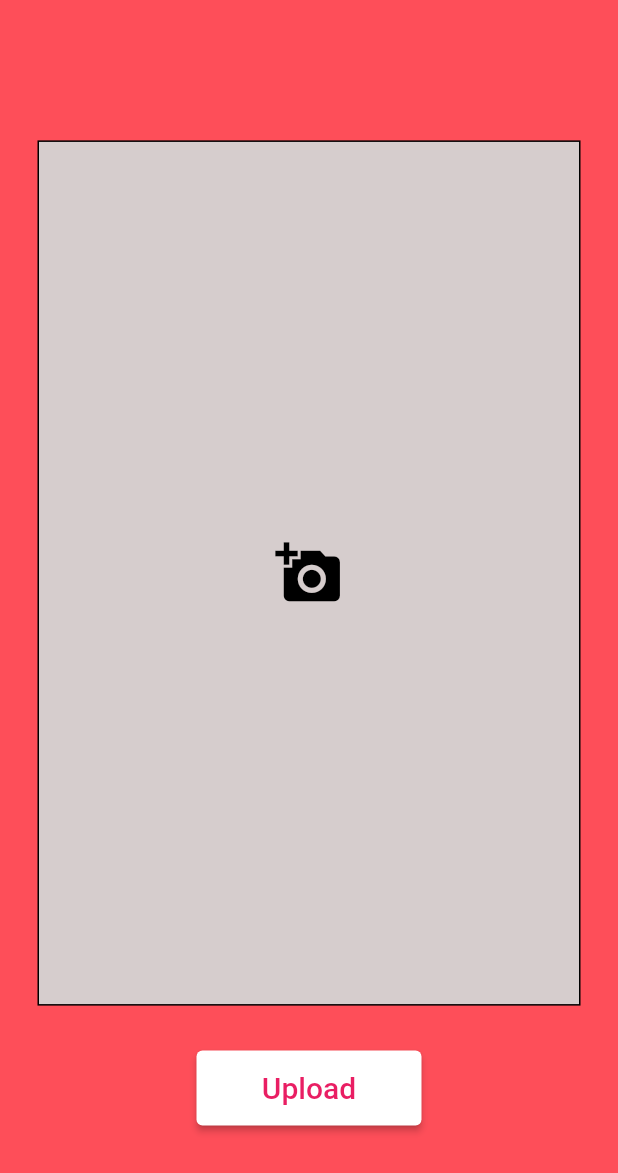
After one commit to ank809/Hospital_Management, a Flutter app: the UploadDetails screen opened directly, after a tap on the "add a photo" icon, on a phone screen of 412 x 824 dp. The commit adds this screen. Shown: the top 1173 px of the screen. Run offline on Flutter 3.47's test engine with Material 2 defaults, Android fonts, the phone set to English and light mode, and no system bars; our stand-ins replace cloud_firestore, firebase_core, get, image_picker; accounts and stored records are empty.

Commit message:
upload prescription feature added

```diff
--- /dev/null
+++ b/lib/controllers/pick_image.dart
@@ -0,0 +1,12 @@
+
+import 'package:image_picker/image_picker.dart';
+
+class Pick_Image {
+  static Future<XFile?> pickFile() async {
+    final returnedImage =
+        await ImagePicker().pickImage(source: ImageSource.gallery);
+    if (returnedImage != null) {
+      return returnedImage;
+    }
+  }
+}
--- /dev/null
+++ b/lib/view/screens/upload_detail.dart
@@ -0,0 +1,74 @@
+import 'dart:io';
+
+import 'package:flutter/material.dart';
+import 'package:hospital_app/controllers/pick_image.dart';
+
+class UploadDetails extends StatefulWidget {
+  const UploadDetails({Key? key});
+
+  @override
+  _UploadDetailsState createState() => _UploadDetailsState();
+}
+
+class _UploadDetailsState extends State<UploadDetails> {
+  File? imgpath;
+
+  @override
+  Widget build(BuildContext context) {
+    return Scaffold(
+      body: Container(
+        color: const Color.fromARGB(255, 254, 78, 89),
+        child: Column(
+          mainAxisAlignment: MainAxisAlignment.center,
+          children: [
+            Container(
+              decoration: BoxDecoration(
+                color: const Color.fromARGB(255, 214, 205, 205),
+                border: Border.all(color: Colors.black),
+              ),
+              height: MediaQuery.of(context).size.height * 0.7,
+              width: MediaQuery.of(context).size.width,
+              margin: const EdgeInsets.symmetric(horizontal: 25).copyWith(top: 20),
+              child: imgpath != null
+                  ? Image.file(
+                      imgpath!,
+                      fit: BoxFit.cover,
+                    )
+                  : Center(
+                      child: InkWell(
+                        onTap: () async {
+                          final newimgpath = await Pick_Image.pickFile();
+                          if (newimgpath != null) {
+                            setState(() {
+                              imgpath = File(newimgpath.path);
+                            });
+                          }
+                        },
+                        child: const Icon(
+                          Icons.add_a_photo,
+                          size: 45,
+                          color: Colors.black,
+                        ),
+                      ),
+                    ),
+            ),
+           const SizedBox(
+              height: 30.0,
+            ),
+            SizedBox(
+                height: 50.0,
+                width: 150.0,
+                child: ElevatedButton(
+                    style:
+                        ElevatedButton.styleFrom(backgroundColor: Colors.white),
+                    onPressed: () {},
+                    child: const Text(
+                      'Upload',
+                      style: TextStyle(fontSize: 20.0, color: Colors.pink),
+                    )))
+          ],
+        ),
+      ),
+    );
+  }
+}
--- a/pubspec.yaml
+++ b/pubspec.yaml
@@ -38,6 +38,7 @@ dependencies:
   cloud_firestore: ^4.12.1
   firebase_auth: ^4.12.0
   firebase_core: ^2.20.0
+  image_picker: ^1.0.4
   get: ^4.6.6
 
 dev_dependencies:
```
Also changed, not shown: lib/controllers/patient_details.dart (added, +12 -0 lines), lib/view/screens/home.dart (+100 -1 lines), lib/view/screens/search_patient.dart (+8 -5 lines), lib/controllers/upload_file.dart (added), pubspec.lock.
